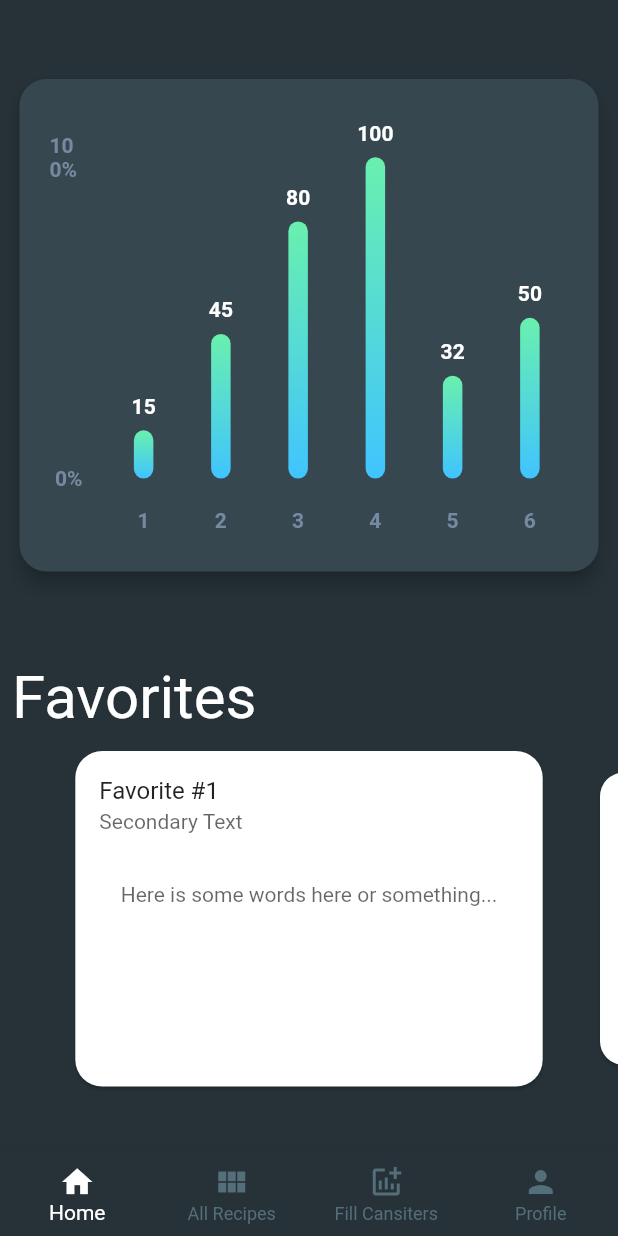
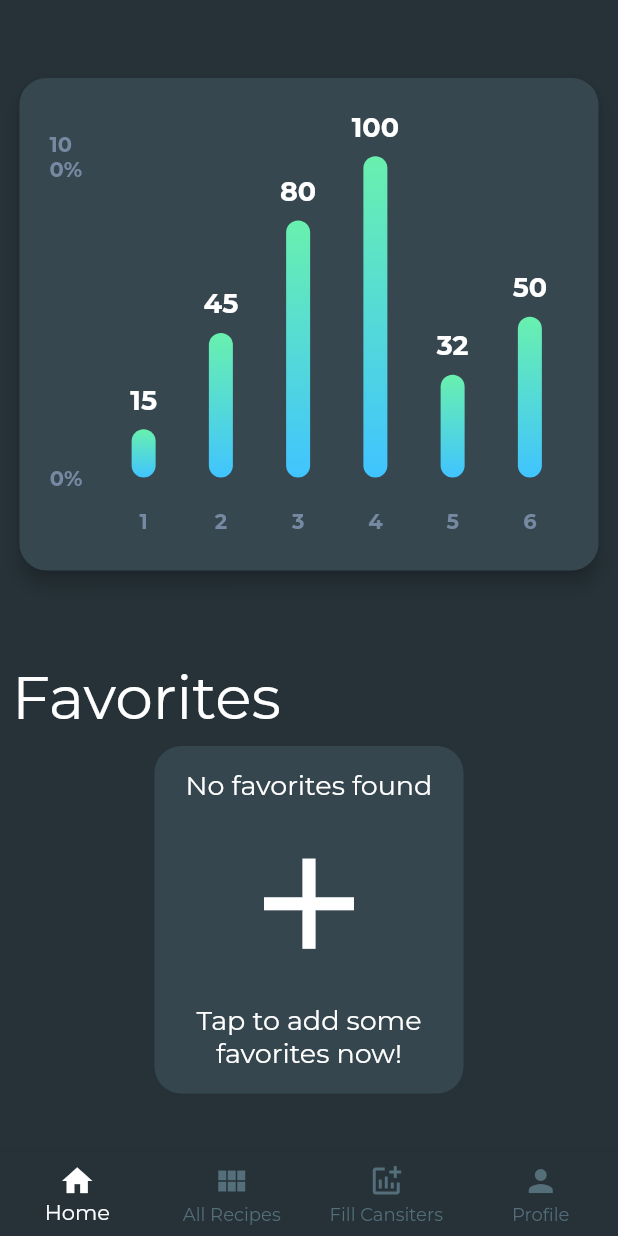
Before and after one commit to IanKirkham/BlenderHut, a Flutter app: the screen it shows after launch, on a phone screen of 412 x 824 dp. Run offline on Flutter 3.47's test engine with Material 2 defaults, Android fonts, the phone set to English and light mode, and no system bars; drawn by our look-alikes of carousel_slider, fl_chart; our stand-ins replace google_fonts.

```diff
--- a/lib/main.dart
+++ b/lib/main.dart
@@ -3,10 +3,13 @@ import 'screens/home/home.dart';
 import 'screens/recipes/recipes.dart';
 import 'screens/fill/fill.dart';
 import 'screens/profile/profile.dart';
+import 'package:google_fonts/google_fonts.dart';
 
 void main() {
   runApp(App());
 }
+
+GlobalKey navBarGlobalKey = GlobalKey(debugLabel: 'bottomAppBar');
 
 class App extends StatefulWidget {
   @override
@@ -41,18 +44,19 @@ class _AppState extends State<App> {
           children: tabs,
         ),
         bottomNavigationBar: BottomNavigationBar(
+            key: navBarGlobalKey,
             currentIndex: _currentIndex,
             items: [
               BottomNavigationBarItem(
-                icon: new Icon(Icons.home),
+                icon: Icon(Icons.home),
                 label: 'Home',
               ),
               BottomNavigationBarItem(
-                icon: new Icon(Icons.view_module),
+                icon: Icon(Icons.view_module),
                 label: 'All Recipes',
               ),
               BottomNavigationBarItem(
-                icon: new Icon(Icons.addchart),
+                icon: Icon(Icons.addchart),
                 label: 'Fill Cansiters',
               ),
               BottomNavigationBarItem(
@@ -63,9 +67,9 @@ class _AppState extends State<App> {
             onTap: (index) {
               setState(() {
                 _currentIndex = index;
-                //pageController.animateToPage(index,
-                //duration: Duration(milliseconds: 500), curve: Curves.ease);
-                pageController.jumpToPage(index);
+                pageController.animateToPage(index,
+                    duration: Duration(milliseconds: 500), curve: Curves.ease);
+                //pageController.jumpToPage(index);
               });
             }),
       ),
@@ -75,6 +79,25 @@ class _AppState extends State<App> {
 
   ThemeData _theme() {
     return ThemeData(
+      floatingActionButtonTheme: FloatingActionButtonThemeData(
+        backgroundColor: Colors.lightBlueAccent,
+      ),
+      appBarTheme: AppBarTheme(
+        color: Colors.blueGrey[900],
+        elevation: 0,
+      ),
+      textTheme: TextTheme(
+          headline3: GoogleFonts.montserrat(
+            color: Colors.white,
+            fontSize: 40,
+          ),
+          headline4: GoogleFonts.montserrat(
+            color: Colors.white,
+          ),
+          bodyText2: GoogleFonts.montserrat(
+            color: Colors.white,
+            fontSize: 18,
+          )),
       scaffoldBackgroundColor: Colors.blueGrey[900],
       bottomNavigationBarTheme: BottomNavigationBarThemeData(
         backgroundColor: Colors.blueGrey[900],
--- a/lib/screens/home/home.dart
+++ b/lib/screens/home/home.dart
@@ -1,6 +1,10 @@
+import 'package:blenderapp/screens/fill/fill.dart';
 import 'package:blenderapp/widgets/canisterGraph.dart';
 import 'package:carousel_slider/carousel_slider.dart';
 import 'package:flutter/material.dart';
+import 'package:google_fonts/google_fonts.dart';
+
+import '../../main.dart';
 
 class Home extends StatefulWidget {
   @override
@@ -17,7 +21,18 @@ class _HomeState extends State<Home> {
             mainAxisAlignment: MainAxisAlignment.spaceEvenly,
             crossAxisAlignment: CrossAxisAlignment.start,
             children: [
-              CanisterGraph(),
+              GestureDetector(
+                onTap: () {
+                  final BottomNavigationBar navBar =
+                      navBarGlobalKey.currentWidget;
+                  navBar.onTap(2);
+                  //final snackBar =
+                  //  SnackBar(content: Text("Clicked the Container!"));
+
+                  //Scaffold.of(context).showSnackBar(snackBar);
+                },
+                child: CanisterGraph(),
+              ),
               Column(
                 crossAxisAlignment: CrossAxisAlignment.start,
                 children: [
@@ -25,21 +40,17 @@ class _HomeState extends State<Home> {
                     padding: const EdgeInsets.all(8.0),
                     child: Text(
                       "Favorites",
-                      style: TextStyle(
-                        fontSize: 40,
-                        color: Colors.white,
-                      ),
+                      style: Theme.of(context).textTheme.headline3,
                     ),
                   ),
                   CarouselSlider(
                     options: CarouselOptions(
                       viewportFraction: 0.8,
-                      enlargeCenterPage: true,
                       initialPage: 0,
                       pageViewKey: PageStorageKey<String>('carousel_slider'),
                       enableInfiniteScroll: false,
                     ),
-                    items: getFavorites(),
+                    items: getFavorites(context),
                   ),
                 ],
               ),
@@ -52,8 +63,53 @@ class _HomeState extends State<Home> {
 }
 
 // TODO: make this dynamic by getting recipe objects from API, list of Recipe view widgets?
-List<Widget> getFavorites() {
+List<Widget> getFavorites(context) {
   List<Widget> list = [];
+
+  // Fetch data from API
+
+  if (true) {
+    list.add(
+      GestureDetector(
+        onTap: () {
+          final BottomNavigationBar navBar = navBarGlobalKey.currentWidget;
+          navBar.onTap(1);
+          //final snackBar =
+          //  SnackBar(content: Text("Clicked the Container!"));
+
+          //Scaffold.of(context).showSnackBar(snackBar);
+        },
+        child: Container(
+          width: MediaQuery.of(context).size.width / 2,
+          child: Column(
+            mainAxisAlignment: MainAxisAlignment.spaceEvenly,
+            children: [
+              Text(
+                "No favorites found",
+                style: Theme.of(context).textTheme.bodyText2,
+                textAlign: TextAlign.center,
+              ),
+              Icon(
+                Icons.add,
+                size: MediaQuery.of(context).size.width / 4,
+                color: Colors.white,
+              ),
+              Text(
+                "Tap to add some favorites now!",
+                style: Theme.of(context).textTheme.bodyText2,
+                textAlign: TextAlign.center,
+              ),
+            ],
+          ),
+          decoration: BoxDecoration(
+            borderRadius: BorderRadius.circular(18),
+            color: Colors.blueGrey[700].withOpacity(0.5),
+          ),
+        ),
+      ),
+    );
+    return list;
+  }
 
   for (int i = 0; i < 5; i++) {
     list.add(
@@ -66,18 +122,19 @@ List<Widget> getFavorites() {
           clipBehavior: Clip.antiAlias,
           child: Column(
             children: [
-              ListTile(
-                title: Text('Favorite #' + (i + 1).toString()),
-                subtitle: Text(
-                  'Secondary Text',
-                  style: TextStyle(color: Colors.black.withOpacity(0.6)),
-                ),
+              Text(
+                'Favorite #' + (i + 1).toString(),
+                style: Theme.of(context).textTheme.headline6,
+              ),
+              Text(
+                'Secondary Text',
+                style: Theme.of(context).textTheme.subtitle1,
               ),
               Padding(
                 padding: const EdgeInsets.all(16.0),
                 child: Text(
                   'Here is some words here or something...',
-                  style: TextStyle(color: Colors.black.withOpacity(0.6)),
+                  style: Theme.of(context).textTheme.bodyText2,
                 ),
               ),
             ],
--- a/lib/widgets/canisterGraph.dart
+++ b/lib/widgets/canisterGraph.dart
@@ -106,7 +106,7 @@ class _CanisterGraphState extends State<CanisterGraph> {
           BarChartRodData(
             y: 15,
             colors: [Colors.lightBlueAccent, Colors.greenAccent],
-            width: 13,
+            width: 16,
           ),
         ],
         showingTooltipIndicators: [0],
@@ -117,7 +117,7 @@ class _CanisterGraphState extends State<CanisterGraph> {
           BarChartRodData(
             y: 45,
             colors: [Colors.lightBlueAccent, Colors.greenAccent],
-            width: 13,
+            width: 16,
           ),
         ],
         showingTooltipIndicators: [0],
@@ -128,7 +128,7 @@ class _CanisterGraphState extends State<CanisterGraph> {
           BarChartRodData(
             y: 80,
             colors: [Colors.lightBlueAccent, Colors.greenAccent],
-            width: 13,
+            width: 16,
           ),
         ],
         showingTooltipIndicators: [0],
@@ -139,7 +139,7 @@ class _CanisterGraphState extends State<CanisterGraph> {
           BarChartRodData(
             y: 100,
             colors: [Colors.lightBlueAccent, Colors.greenAccent],
-            width: 13,
+            width: 16,
           ),
         ],
         showingTooltipIndicators: [0],
@@ -150,7 +150,7 @@ class _CanisterGraphState extends State<CanisterGraph> {
           BarChartRodData(
             y: 32,
             colors: [Colors.lightBlueAccent, Colors.greenAccent],
-            width: 13,
+            width: 16,
           ),
         ],
         showingTooltipIndicators: [0],
@@ -161,7 +161,7 @@ class _CanisterGraphState extends State<CanisterGraph> {
           BarChartRodData(
             y: 50,
             colors: [Colors.lightBlueAccent, Colors.greenAccent],
-            width: 13,
+            width: 16,
           ),
         ],
         showingTooltipIndicators: [0],
--- a/pubspec.yaml
+++ b/pubspec.yaml
@@ -25,6 +25,7 @@ dependencies:
     sdk: flutter
   fl_chart: ^0.12.1
   carousel_slider: ^2.3.1
+  google_fonts: ^1.1.1
 
 
   # The following adds the Cupertino Icons font to your application.
```
Also changed, not shown: lib/screens/recipe-builder/recipe-builder.dart (added, +13 -0 lines), lib/screens/recipes/recipes.dart (+22 -0 lines), pubspec.lock, 1 other file.
